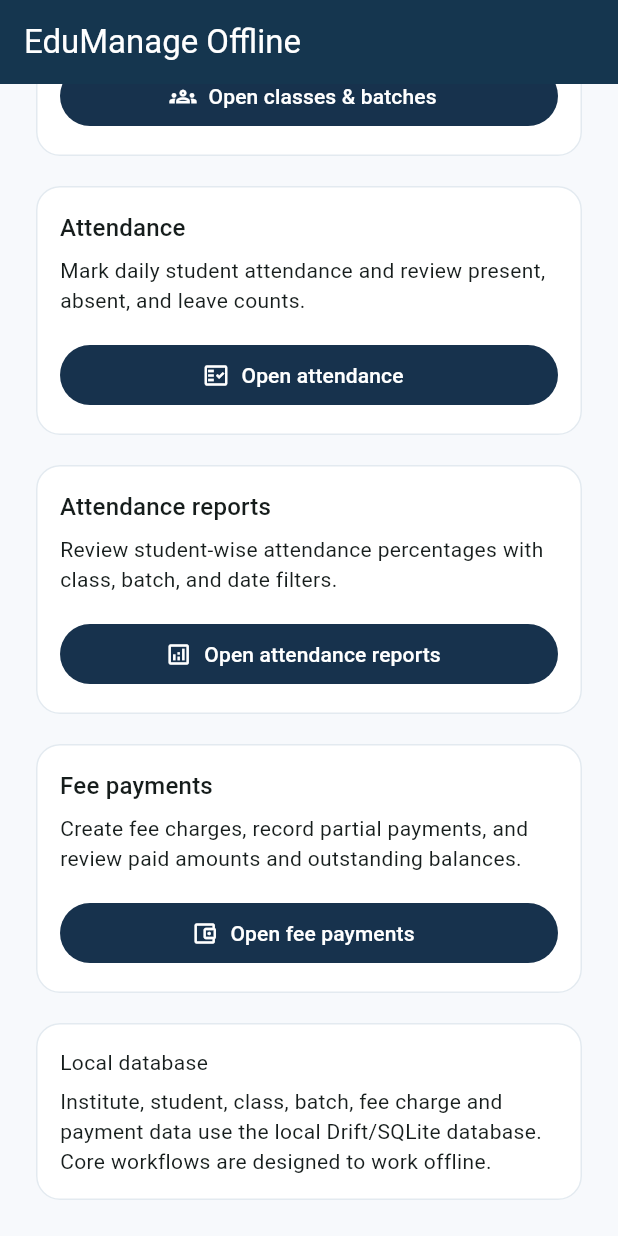
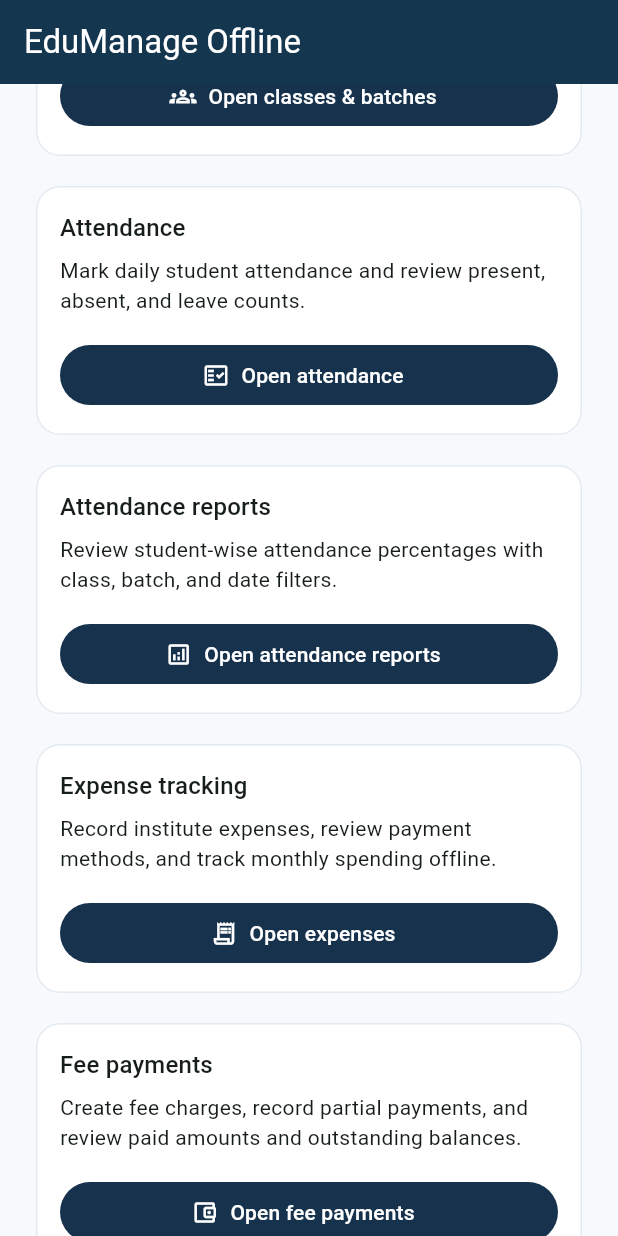
Before and after one commit to Rohitkarma62/EduManage-Offline, a Flutter app: the screen it shows after launch, scrolled down 966 dp, on a phone screen of 412 x 824 dp. Run offline on Flutter 3.47's test engine with Material 3 defaults, Android fonts, the phone set to English and light mode, and no system bars; our stand-ins replace drift, drift_flutter, flutter_riverpod, go_router, pdf, printing; accounts and stored records are empty; generated files the repository leaves out were written again.

Commit message:
feat(expenses): add expense tracking to dashboard

```diff
--- a/lib/features/dashboard/presentation/dashboard_screen.dart
+++ b/lib/features/dashboard/presentation/dashboard_screen.dart
@@ -98,6 +98,15 @@ class DashboardScreen extends ConsumerWidget {
           ),
           const SizedBox(height: 12),
           _DashboardCard(
+            title: 'Expense tracking',
+            description:
+                'Record institute expenses, review payment methods, and track monthly spending offline.',
+            buttonLabel: 'Open expenses',
+            icon: Icons.receipt_long_outlined,
+            onPressed: () => context.push('/expenses'),
+          ),
+          const SizedBox(height: 12),
+          _DashboardCard(
             title: 'Fee payments',
             description:
                 'Create fee charges, record partial payments, and review paid amounts and outstanding balances.',
```
